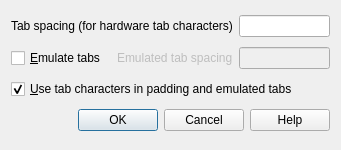
Before: the Qt Designer form src/DialogTabs.ui in eteran/nedit-ng, drawn with Qt 5.
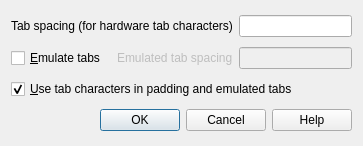
After: the same form once the commit is applied.

```diff
--- a/src/DialogTabs.ui
+++ b/src/DialogTabs.ui
@@ -6,8 +6,8 @@
    <rect>
     <x>0</x>
     <y>0</y>
-    <width>341</width>
-    <height>150</height>
+    <width>363</width>
+    <height>146</height>
    </rect>
   </property>
   <property name="windowTitle">
```
